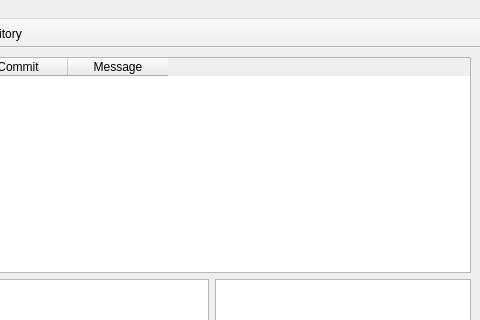
Old version of the form gitraffe/layouts/main_window.ui in the repository pycircle/gitraffe; both pictures show x 320 to 800 and y 0 to 320 of the 800 by 525 pixel window.
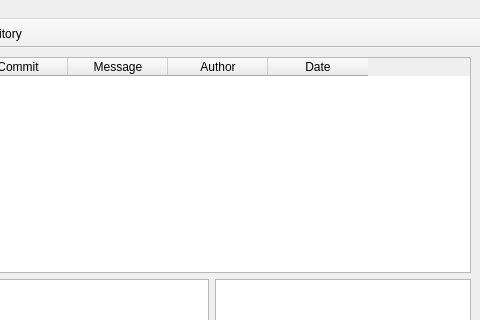
New version of the form.

Commit message: author & date in graph

Diff of the .ui file:
```diff
--- a/gitraffe/layouts/main_window.ui
+++ b/gitraffe/layouts/main_window.ui
@@ -50,6 +50,16 @@
           <string>Message</string>
          </property>
         </column>
+        <column>
+         <property name="text">
+          <string>Author</string>
+         </property>
+        </column>
+        <column>
+         <property name="text">
+          <string>Date</string>
+         </property>
+        </column>
        </widget>
       </item>
       <item>
```
Left out of the diff: 12 changed lines with no effect on the pictures. The commit also changes 3 other files.
